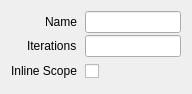
The window that src/session/GroupProperties.ui (houmain/gpupad) describes before a commit, drawn with Qt 5.
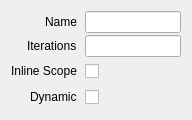
The same window after the commit. Custom widgets are drawn as their Qt base class.

Commit message: Added Group dynamic property

What changed in the file:
```diff
--- a/src/session/GroupProperties.ui
+++ b/src/session/GroupProperties.ui
@@ -7,7 +7,7 @@
     <x>0</x>
     <y>0</y>
     <width>192</width>
-    <height>75</height>
+    <height>102</height>
    </rect>
   </property>
   <layout class="QVBoxLayout" name="verticalLayout">
@@ -71,6 +71,23 @@
        </property>
       </widget>
      </item>
+     <item row="4" column="0">
+      <widget class="QLabel" name="labelDynamic">
+       <property name="text">
+        <string>Dynamic</string>
+       </property>
+      </widget>
+     </item>
+     <item row="4" column="1">
+      <widget class="QCheckBox" name="dynamic">
+       <property name="minimumSize">
+        <size>
+         <width>0</width>
+         <height>24</height>
+        </size>
+       </property>
+      </widget>
+     </item>
     </layout>
    </item>
   </layout>
```
Left out of the diff: 4 changed lines with no effect on the pictures. The commit also changes 11 other files.
